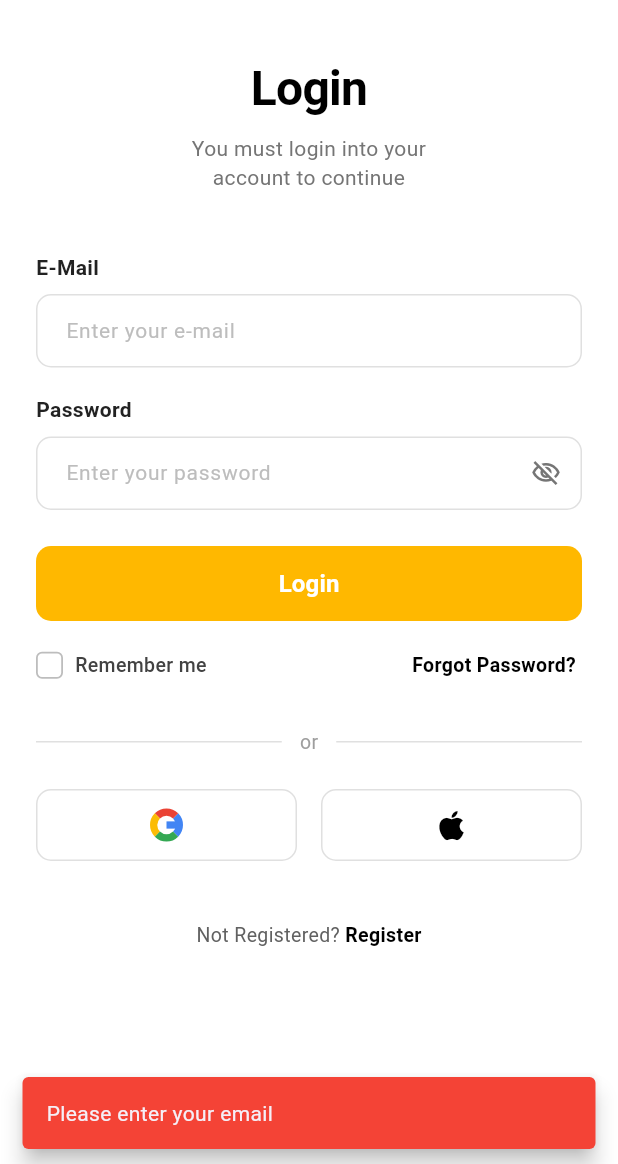
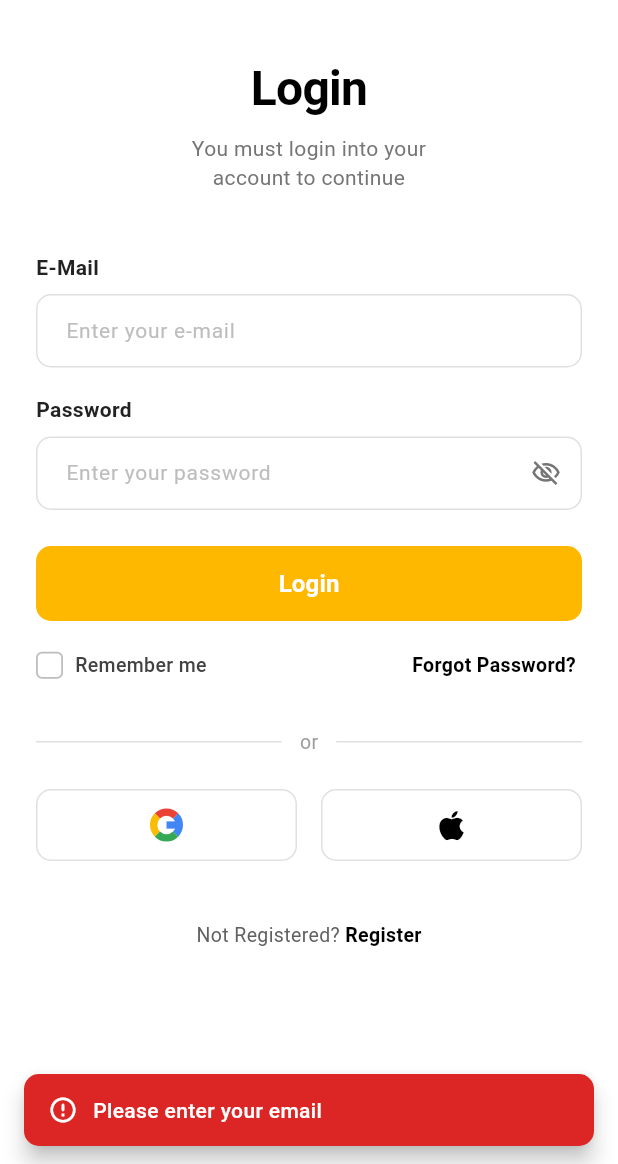
Before and after one commit to bibasshrestha980-npl/note_app, a Flutter app: the screen it shows after launch, after a tap on "Login", on a phone screen of 412 x 824 dp, the part 72-1236 px from its top. Run offline on Flutter 3.47's test engine with Material 3 defaults, Android fonts, the phone set to English and light mode, and no system bars; our stand-ins replace firebase_auth, firebase_core; accounts and stored records are empty.

Commit message:
Create HomeView in new file and navigate to it after successful login and registration

```diff
--- /dev/null
+++ b/lib/common/common_colors.dart
@@ -0,0 +1,21 @@
+import 'package:flutter/material.dart';
+
+class CommonColors {
+  // Primary brand color (golden yellow)
+  static const Color primaryColor = Color(0xFFFFB800);
+  static const Color primaryYellow = Color(0xFFFFB800);
+
+  // Status colors
+  static const Color successColor = Color(0xFF16A34A);
+  static const Color errorColor = Color(0xFFDC2626);
+  static const Color warningColor = Color(0xFFD97706);
+  static const Color infoColor = Color(0xFF2563EB);
+
+  // Neutral colors
+  static const Color white = Colors.white;
+  static const Color black = Colors.black;
+  static const Color textPrimary = Color(0xFF1E293B);
+  static const Color textSecondary = Color(0xFF64748B);
+  static const Color borderGrey = Color(0xFFE2E8F0);
+  static const Color inputBackground = Color(0xFFF8FAFC);
+}
--- /dev/null
+++ b/lib/common/custom_snackbar.dart
@@ -0,0 +1,135 @@
+import 'package:flutter/material.dart';
+
+import 'common_colors.dart';
+
+class CustomSnackBar {
+  /// General custom snackbar
+  static void show(
+    BuildContext context,
+    String message, {
+    Color? backgroundColor,
+    Color textColor = Colors.white,
+    IconData? icon,
+    Duration duration = const Duration(seconds: 3),
+    SnackBarAction? action,
+  }) {
+    ScaffoldMessenger.of(context).hideCurrentSnackBar();
+    ScaffoldMessenger.of(context).showSnackBar(
+      SnackBar(
+        content: Row(
+          children: [
+            if (icon != null) ...[
+              Icon(icon, color: textColor, size: 20),
+              const SizedBox(width: 10),
+            ],
+            Expanded(
+              child: Text(
+                message,
+                style: TextStyle(
+                  color: textColor,
+                  fontSize: 14,
+                  fontWeight: FontWeight.w500,
+                ),
+              ),
+            ),
+          ],
+        ),
+        backgroundColor: backgroundColor ?? CommonColors.primaryColor,
+        behavior: SnackBarBehavior.floating,
+        duration: duration,
+        shape: RoundedRectangleBorder(
+          borderRadius: BorderRadius.circular(10),
+        ),
+        margin: const EdgeInsets.symmetric(horizontal: 16, vertical: 12),
+        action: action,
+      ),
+    );
+  }
+
+  /// Success snackbar (Green)
+  static void showSuccess(
+    BuildContext context,
+    String message, {
+    Duration duration = const Duration(seconds: 3),
+  }) {
+    show(
+      context,
+      message,
+      backgroundColor: CommonColors.successColor,
+      icon: Icons.check_circle_rounded,
+      duration: duration,
+    );
+  }
+
+  /// Error snackbar (Red)
+  static void showError(
+    BuildContext context,
+    String message, {
+    Duration duration = const Duration(seconds: 4),
+  }) {
+    show(
+      context,
+      message,
+      backgroundColor: CommonColors.errorColor,
+      icon: Icons.error_outline_rounded,
+      duration: duration,
+    );
+  }
+
+  /// Warning / Primary snackbar (matches class style)
+  static void showWarning(
+    BuildContext context,
+    String message, {
+    Duration duration = const Duration(seconds: 3),
+  }) {
+    show(
+      context,
+      message,
+      backgroundColor: CommonColors.primaryColor,
+      icon: Icons.warning_amber_rounded,
+      duration: duration,
+    );
+  }
+
+  /// Info snackbar (Blue)
+  static void showInfo(
+    BuildContext context,
+    String message, {
+    Duration duration = const Duration(seconds: 3),
+  }) {
+    show(
+      context,
+      message,
+      backgroundColor: CommonColors.infoColor,
+      icon: Icons.info_outline_rounded,
+      duration: duration,
+    );
+  }
+}
+
+// Convenient top-level helper functions for direct calls
+void showCustomSnackBar(
+  BuildContext context,
+  String message, {
+  Color? backgroundColor,
+  IconData? icon,
+}) {
+  CustomSnackBar.show(
+    context,
+    message,
+    backgroundColor: backgroundColor,
+    icon: icon,
+  );
+}
+
+void showSuccessSnackBar(BuildContext context, String message) {
+  CustomSnackBar.showSuccess(context, message);
+}
+
+void showErrorSnackBar(BuildContext context, String message) {
+  CustomSnackBar.showError(context, message);
+}
+
+void showWarningSnackBar(BuildContext context, String message) {
+  CustomSnackBar.showWarning(context, message);
+}
--- /dev/null
+++ b/lib/common/snackbar.dart
@@ -0,0 +1 @@
+export 'custom_snackbar.dart';
--- a/lib/features/auth/view/login_view.dart
+++ b/lib/features/auth/view/login_view.dart
@@ -2,6 +2,8 @@ import 'dart:math' as math;
 
 import 'package:flutter/material.dart';
 
+import '../../../common/custom_snackbar.dart';
+import '../../home/view/home_view.dart';
 import '../controller/auth_controller.dart';
 import 'forgot_password_view.dart';
 import 'register_view.dart';
@@ -37,24 +39,12 @@ class _LoginViewState extends State<LoginView> {
     final password = _passwordController.text;
 
     if (email.isEmpty) {
-      ScaffoldMessenger.of(context).showSnackBar(
-        const SnackBar(
-          content: Text('Please enter your email'),
-          backgroundColor: Colors.red,
-          behavior: SnackBarBehavior.floating,
-        ),
-      );
+      CustomSnackBar.showError(context, 'Please enter your email');
       return;
     }
 
     if (password.isEmpty) {
-      ScaffoldMessenger.of(context).showSnackBar(
-        const SnackBar(
-          content: Text('Please enter your password'),
-          backgroundColor: Colors.red,
-          behavior: SnackBarBehavior.floating,
-        ),
-      );
+      CustomSnackBar.showError(context, 'Please enter your password');
       return;
     }
 
@@ -66,23 +56,15 @@ class _LoginViewState extends State<LoginView> {
         password: password,
       );
       if (mounted) {
-        ScaffoldMessenger.of(context).showSnackBar(
-          const SnackBar(
-            content: Text('Login successful!'),
-            backgroundColor: Colors.green,
-            behavior: SnackBarBehavior.floating,
-          ),
+        CustomSnackBar.showSuccess(context, 'Login successful!');
+        Navigator.pushReplacement(
+          context,
+          MaterialPageRoute(builder: (context) => const HomeView()),
         );
       }
     } catch (e) {
       if (mounted) {
-        ScaffoldMessenger.of(context).showSnackBar(
-          SnackBar(
-            content: Text(e.toString()),
-            backgroundColor: Colors.red,
-            behavior: SnackBarBehavior.floating,
-          ),
-        );
+        CustomSnackBar.showError(context, e.toString());
       }
     } finally {
       if (mounted) setState(() => _isLoading = false);
--- /dev/null
+++ b/lib/screens/home_screen.dart
@@ -0,0 +1,2 @@
+// Export HomeView as HomeScreen for flexibility
+export '../features/home/view/home_view.dart';
```
Also changed, not shown: lib/features/auth/view/register_view.dart (+18 -48 lines), lib/features/home/view/home_view.dart (added, +281 -0 lines), 1 other file.
